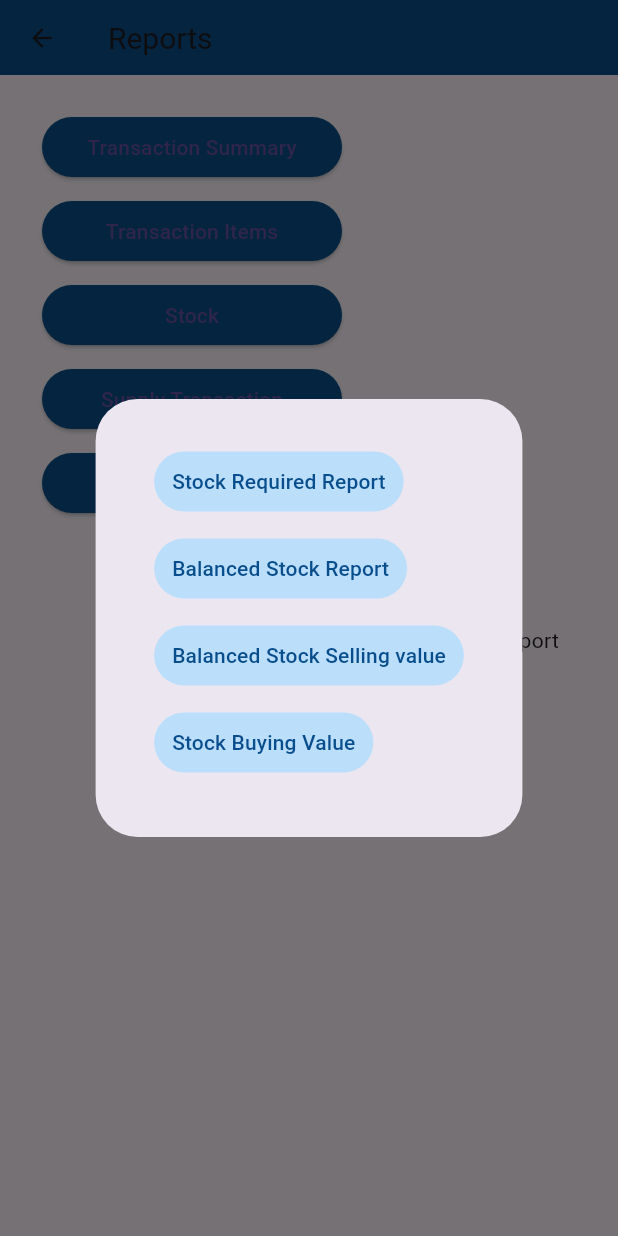
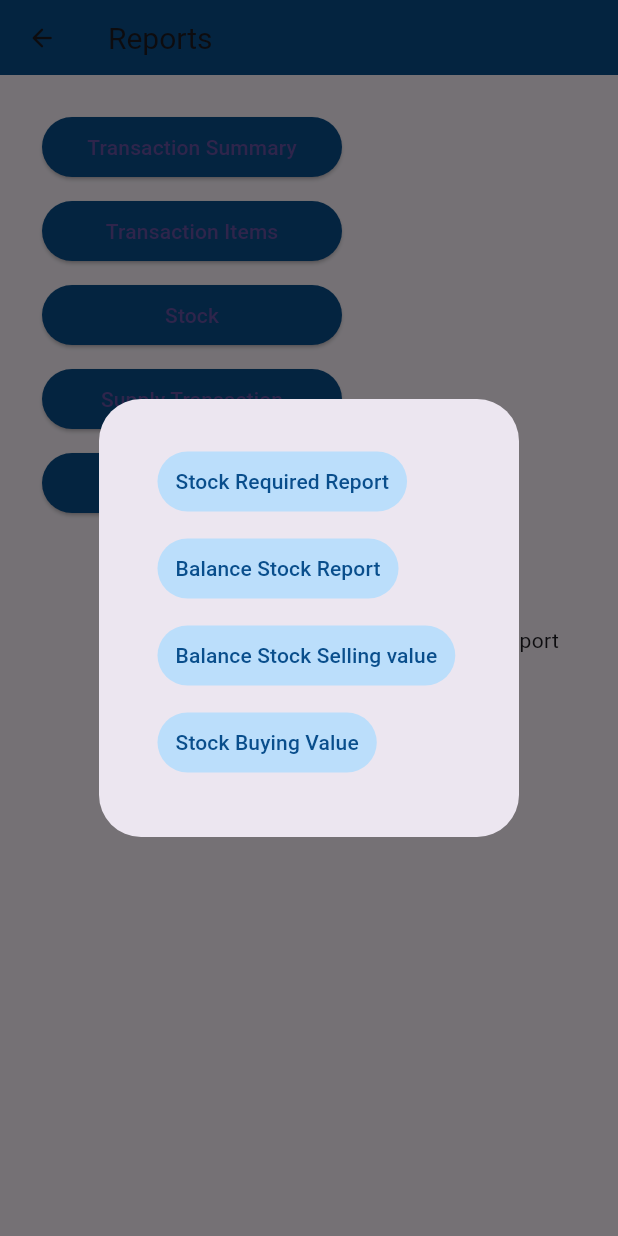
Before and after one commit to anjanarodrigoz/pos, a Flutter app: the ReportHomePage screen opened directly, after a tap on "Stock", on a phone screen of 412 x 824 dp. Run offline on Flutter 3.47's test engine with Material 3 defaults, Android fonts, the phone set to English and light mode, and no system bars; our stand-ins replace file_picker, fluttertoast, get, get_storage, open_file, pdf and 3 more; missing offline and left inert: desktop_multi_window, encrypt, mailer, syncfusion_flutter_datagrid_export, syncfusion_flutter_pdf, window_manager; accounts and stored records are empty.

Commit message:
Change reports

```diff
--- a/lib/Pages/reports/report_home_page.dart
+++ b/lib/Pages/reports/report_home_page.dart
@@ -115,18 +115,18 @@ class _ReportHomePageState extends State<ReportHomePage> {
                           {'Stock': 'Stock Required'},
                         );
                       },
-                      'Balanced Stock Report': () {
+                      'Balance Stock Report': () {
                         showFilterDialog(
                           showDatePicker: false,
                           ReportType.balancedStock,
-                          {'Stock': 'Balanced Stock'},
+                          {'Stock': 'Balance Stock'},
                         );
                       },
-                      'Balanced Stock Selling value': () {
+                      'Balance Stock Selling value': () {
                         showFilterDialog(
                           showDatePicker: false,
                           ReportType.stockSellingValue,
-                          {'Stock': 'Balanced Stock Selling Value'},
+                          {'Stock': 'Balance Stock Selling Value'},
                         );
                       },
                       'Stock Buying Value': () {
--- /dev/null
+++ b/lib/models/tm/stock_sold_required.dart
@@ -0,0 +1,23 @@
+class StockSoldRequired {
+  final String itemId;
+  String name;
+  int sold;
+  int required;
+
+  StockSoldRequired(
+      {required this.itemId,
+      required this.name,
+      required this.sold,
+      required this.required});
+
+  StockSoldRequired updateQuantity({
+    int sold = 0,
+    int required = 0,
+  }) {
+    return StockSoldRequired(
+        itemId: itemId,
+        name: name,
+        sold: this.sold + sold,
+        required: this.required + required);
+  }
+}
--- a/lib/widgets/pos_button.dart
+++ b/lib/widgets/pos_button.dart
@@ -4,7 +4,7 @@ import '../theme/t_colors.dart';
 
 class PosButton extends StatelessWidget {
   Function()? onPressed;
-  String text;
+  String? text;
   double width;
   double height;
   bool enable;
@@ -12,13 +12,15 @@ class PosButton extends StatelessWidget {
   IconData? icon;
   Color? iconColor;
   double iconSize;
+  Widget? widget;
 
   PosButton(
       {super.key,
-      required this.text,
+      this.text,
       required this.onPressed,
       this.enable = true,
       this.color,
+      this.widget,
       this.icon,
       this.iconColor,
       this.iconSize = 25,
@@ -35,7 +37,8 @@ class PosButton extends StatelessWidget {
           fixedSize: Size(width, height),
           backgroundColor: color ?? TColors.blue,
         ),
-        child: Row(
+        child: widget ??
+            Row(
               mainAxisAlignment: MainAxisAlignment.center,
               children: [
                 if (icon != null)
@@ -48,7 +51,7 @@ class PosButton extends StatelessWidget {
                   const SizedBox(
                     width: 10.0,
                   ),
-            Text(text),
+                Text(text!),
               ],
             ),
       ),
```
Also changed, not shown: lib/controllers/report_controller.dart (+54 -14 lines), lib/widgets/printer_setup_buttton.dart (+8 -2 lines). Lines whose indentation alone changed are shown as unchanged.
